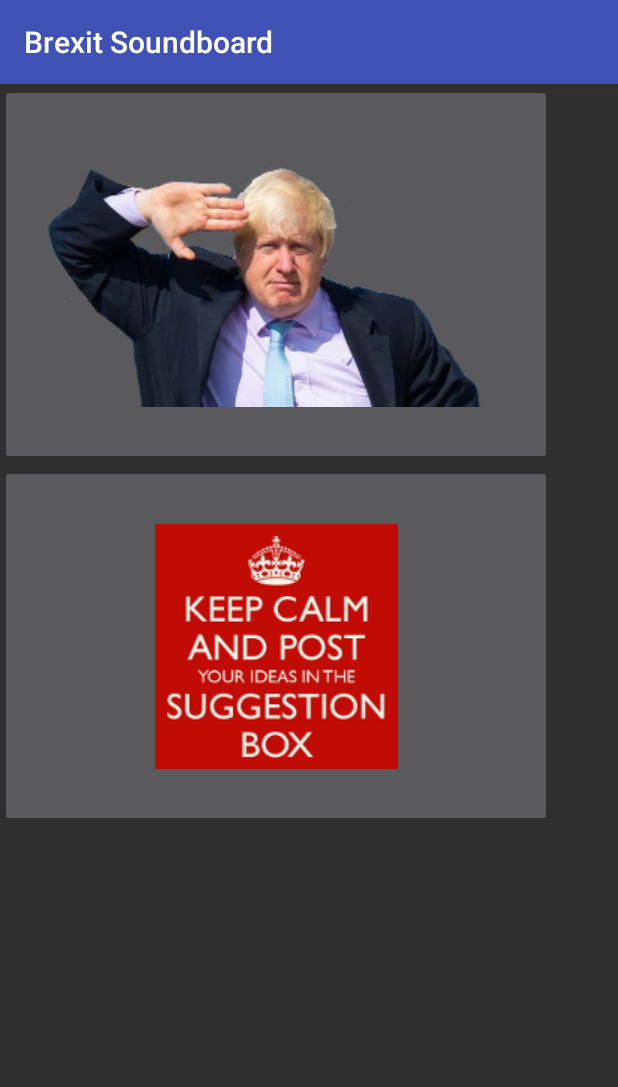
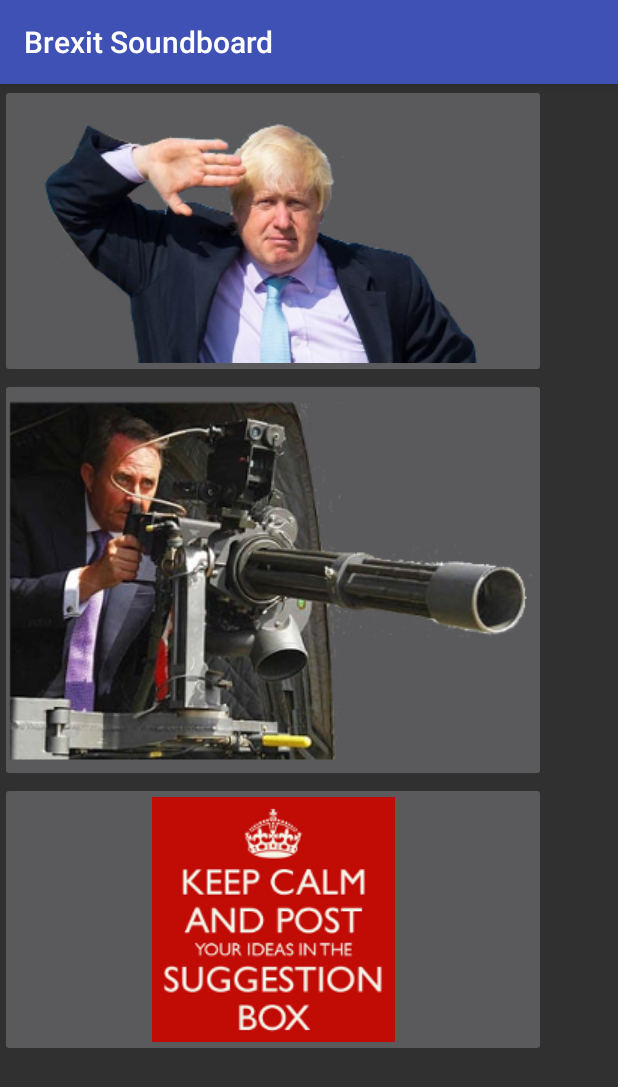
Before and after one commit to rahulyhg/brexitsoundboard, an Android app: the screen it shows after launch (MainActivity), on a phone screen of 412 x 824 dp. Shown: the top 1087 px of the screen. Run offline under Robolectric (Android 15) with nearby library versions, the phone set to English and light mode, and no system bars.

Commit message:
laim image + improved layout

```diff
--- a/app/src/main/res/layout/activity_main.xml
+++ b/app/src/main/res/layout/activity_main.xml
@@ -2,17 +2,23 @@
 <android.support.constraint.ConstraintLayout xmlns:android="http://schemas.android.com/apk/res/android"
     xmlns:app="http://schemas.android.com/apk/res-auto"
     xmlns:tools="http://schemas.android.com/tools"
-    android:layout_width="wrap_content"
+    android:layout_width="match_parent"
     android:layout_height="wrap_content"
-    android:visibility="visible"
     tools:context="na.brexitsoundboard.MainActivity">
 
-    <LinearLayout
+    <ScrollView
         android:layout_width="368dp"
-        android:layout_height="495dp"
-        android:orientation="vertical"
+        android:layout_height="wrap_content"
+        android:clipToPadding="true"
+        android:fillViewport="true"
+        android:scrollbarStyle="outsideInset"
         tools:layout_editor_absoluteX="8dp"
         tools:layout_editor_absoluteY="8dp">
+
+        <LinearLayout
+            android:layout_width="match_parent"
+            android:layout_height="wrap_content"
+            android:orientation="vertical">
 
             <ImageButton
                 android:id="@+id/imageButtonBoris"
@@ -20,8 +26,15 @@
                 android:layout_height="wrap_content"
                 android:layout_weight="1"
                 app:srcCompat="@drawable/boris"
-            tools:layout_editor_absoluteX="-167dp"
+                tools:layout_editor_absoluteX="8dp"
                 tools:layout_editor_absoluteY="8dp" />
+
+            <ImageButton
+                android:id="@+id/imageButton4"
+                android:layout_width="match_parent"
+                android:layout_height="wrap_content"
+                android:layout_weight="1"
+                app:srcCompat="@drawable/liam" />
 
             <ImageButton
                 android:id="@+id/imageButtonSugguestionBox"
@@ -29,9 +42,10 @@
                 android:layout_height="wrap_content"
                 android:layout_weight="1"
                 app:srcCompat="@drawable/sugguestionbox"
-            tools:layout_editor_absoluteX="-100dp"
+                tools:layout_editor_absoluteX="8dp"
                 tools:layout_editor_absoluteY="237dp" />
 
         </LinearLayout>
+    </ScrollView>
 
 </android.support.constraint.ConstraintLayout>
```
Also changed, not shown: app/src/main/res/drawable/liam.png (added), 2 other files. Lines whose indentation alone changed are shown as unchanged.
